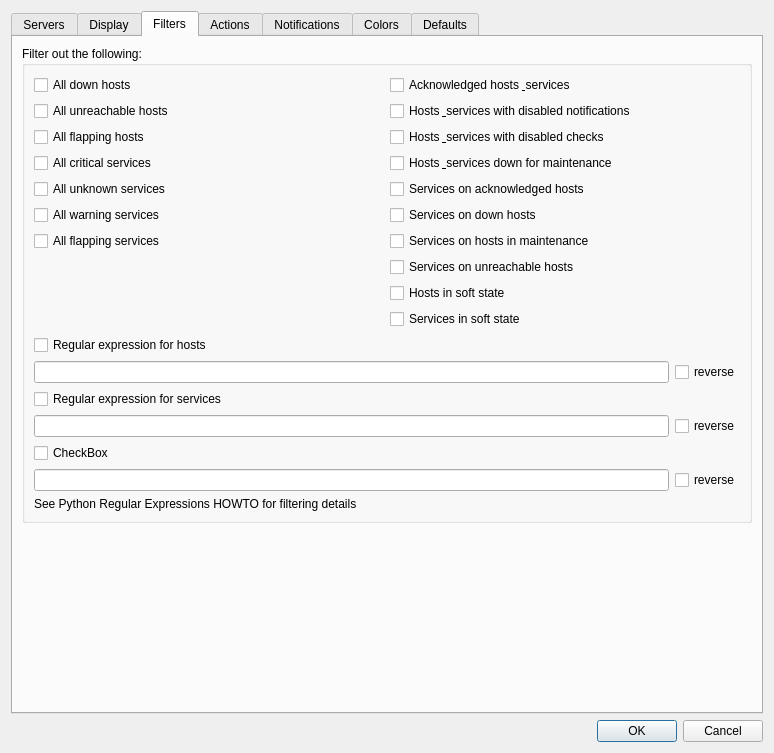
HenriWahl/Nagstamon, file Nagstamon/Nagstamon/QUI/settings_dialog.ui: the form before one commit.
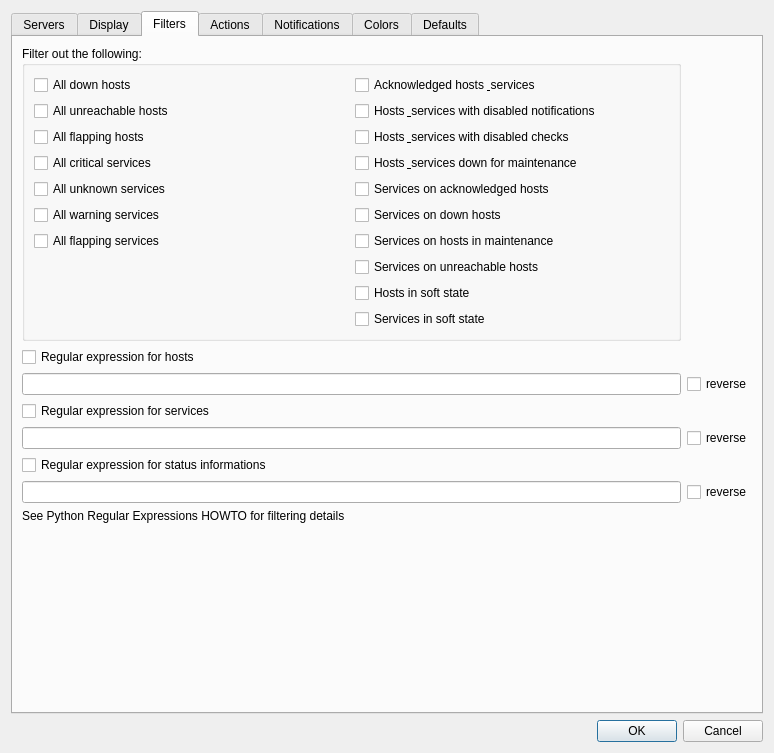
The form after the commit. The open tabs and pages were chosen to show the change.

Commit message: promising experiments with pyuic5 generated dialog

Patch:
```diff
--- a/Nagstamon/Nagstamon/QUI/settings_dialog.ui
+++ b/Nagstamon/Nagstamon/QUI/settings_dialog.ui
@@ -376,40 +376,62 @@
        <string>Filters</string>
       </attribute>
       <layout class="QGridLayout" name="gridLayout_4">
-       <item row="0" column="0">
+       <item row="8" column="0">
+        <widget class="QLabel" name="label_python_re">
+         <property name="text">
+          <string>See Python Regular Expressions HOWTO for filtering details</string>
+         </property>
+        </widget>
+       </item>
+       <item row="3" column="0">
+        <widget class="QLineEdit" name="input_lineedit_re_host_pattern"/>
+       </item>
+       <item row="7" column="0">
+        <widget class="QLineEdit" name="input_lineedit_re_status_information_pattern"/>
+       </item>
+       <item row="9" column="0">
+        <spacer name="verticalSpacer_5">
+         <property name="orientation">
+          <enum>Qt::Vertical</enum>
+         </property>
+         <property name="sizeHint" stdset="0">
+          <size>
+           <width>20</width>
+           <height>40</height>
+          </size>
+         </property>
+        </spacer>
+       </item>
+       <item row="6" column="0">
+        <widget class="QCheckBox" name="input_checkbox_re_status_information_enabled">
+         <property name="text">
+          <string>Regular expression for status informations</string>
+         </property>
+        </widget>
+       </item>
+       <item row="5" column="1">
+        <widget class="QCheckBox" name="input_checkbox_re_service_reverse">
+         <property name="text">
+          <string>reverse</string>
+         </property>
+        </widget>
+       </item>
+       <item row="5" column="0">
+        <widget class="QLineEdit" name="input_lineedit_re_service_pattern"/>
+       </item>
+       <item row="4" column="0">
+        <widget class="QCheckBox" name="input_checkbox_re_service_enabled">
+         <property name="text">
+          <string>Regular expression for services</string>
+         </property>
+        </widget>
+       </item>
+       <item row="1" column="0">
         <widget class="QGroupBox" name="groupbox_filters">
          <property name="title">
           <string>Filter out the following:</string>
          </property>
          <layout class="QGridLayout" name="gridLayout_5">
-          <item row="17" column="0">
-           <widget class="QCheckBox" name="input_checkbutton_re_status_information_enabled">
-            <property name="text">
-             <string>CheckBox</string>
-            </property>
-           </widget>
-          </item>
-          <item row="1" column="0">
-           <widget class="QCheckBox" name="input_checkbutton_filter_all_unreachable_hosts">
-            <property name="text">
-             <string>All unreachable hosts</string>
-            </property>
-           </widget>
-          </item>
-          <item row="5" column="0">
-           <widget class="QCheckBox" name="input_checkbutton_filter_all_warning_services">
-            <property name="text">
-             <string>All warning services</string>
-            </property>
-           </widget>
-          </item>
-          <item row="3" column="0">
-           <widget class="QCheckBox" name="input_checkbutton_filter_all_critical_services">
-            <property name="text">
-             <string>All critical services</string>
-            </property>
-           </widget>
-          </item>
           <item row="10" column="1">
            <widget class="QCheckBox" name="input_checkbutton_filter_services_in_soft_state">
             <property name="text">
@@ -417,45 +439,17 @@
             </property>
            </widget>
           </item>
-          <item row="3" column="1">
-           <widget class="QCheckBox" name="input_checkbutton_filter_hosts_services_maintenance">
+          <item row="1" column="0">
+           <widget class="QCheckBox" name="input_checkbox_filter_all_unreachable_hosts">
             <property name="text">
-             <string>Hosts &amp; services down for maintenance</string>
+             <string>All unreachable hosts</string>
             </property>
            </widget>
           </item>
-          <item row="4" column="0">
-           <widget class="QCheckBox" name="input_checkbutton_filter_all_unknown_services">
+          <item row="5" column="1">
+           <widget class="QCheckBox" name="input_checkbox_filter_services_on_down_hosts">
             <property name="text">
-             <string>All unknown services</string>
-            </property>
-           </widget>
-          </item>
-          <item row="2" column="0">
-           <widget class="QCheckBox" name="input_checkbutton_filter_all_flapping_hosts">
-            <property name="text">
-             <string>All flapping hosts</string>
-            </property>
-           </widget>
-          </item>
-          <item row="20" column="0">
-           <widget class="QLabel" name="label_python_re">
-            <property name="text">
-             <string>See Python Regular Expressions HOWTO for filtering details</string>
-            </property>
-           </widget>
-          </item>
-          <item row="14" column="0">
-           <widget class="QCheckBox" name="input_checkbutton_re_service_enabled">
-            <property name="text">
-             <string>Regular expression for services</string>
-            </property>
-           </widget>
-          </item>
-          <item row="9" column="1">
-           <widget class="QCheckBox" name="input_checkbutton_filter_hosts_in_soft_state">
-            <property name="text">
-             <string>Hosts in soft state</string>
+             <string>Services on down hosts</string>
             </property>
            </widget>
           </item>
@@ -466,48 +460,6 @@
             </property>
            </widget>
           </item>
-          <item row="4" column="1">
-           <widget class="QCheckBox" name="input_checkbutton_filter_services_on_acknowledged_hosts">
-            <property name="text">
-             <string>Services on acknowledged hosts</string>
-            </property>
-           </widget>
-          </item>
-          <item row="5" column="1">
-           <widget class="QCheckBox" name="input_checkbutton_filter_services_on_down_hosts">
-            <property name="text">
-             <string>Services on down hosts</string>
-            </property>
-           </widget>
-          </item>
-          <item row="6" column="1">
-           <widget class="QCheckBox" name="input_checkbutton_filter_services_on_hosts_in_maintenance">
-            <property name="text">
-             <string>Services on hosts in maintenance</string>
-            </property>
-           </widget>
-          </item>
-          <item row="12" column="0" colspan="2">
-           <layout class="QHBoxLayout" name="horizontalLayout_8">
-            <item>
-             <widget class="QLineEdit" name="input_entry_re_host_pattern"/>
-            </item>
-            <item>
-             <widget class="QCheckBox" name="input_checkbutton_re_host_reverse">
-              <property name="text">
-               <string>reverse</string>
-              </property>
-             </widget>
-            </item>
-           </layout>
-          </item>
-          <item row="1" column="1">
-           <widget class="QCheckBox" name="input_checkbutton_filter_hosts_services_disabled_notifications">
-            <property name="text">
-             <string>Hosts &amp; services with disabled notifications</string>
-            </property>
-           </widget>
-          </item>
           <item row="0" column="1">
            <widget class="QCheckBox" name="input_checkbutton_filter_acknowledged_hosts_services">
             <property name="text">
@@ -515,6 +467,27 @@
             </property>
            </widget>
           </item>
+          <item row="1" column="1">
+           <widget class="QCheckBox" name="input_checkbox_filter_hosts_services_disabled_notifications">
+            <property name="text">
+             <string>Hosts &amp; services with disabled notifications</string>
+            </property>
+           </widget>
+          </item>
+          <item row="9" column="1">
+           <widget class="QCheckBox" name="input_checkbox_filter_hosts_in_soft_state">
+            <property name="text">
+             <string>Hosts in soft state</string>
+            </property>
+           </widget>
+          </item>
+          <item row="3" column="0">
+           <widget class="QCheckBox" name="input_checkbox_filter_all_critical_services">
+            <property name="text">
+             <string>All critical services</string>
+            </property>
+           </widget>
+          </item>
           <item row="2" column="1">
            <widget class="QCheckBox" name="input_checkbutton_filter_hosts_services_disabled_checks">
             <property name="text">
@@ -522,10 +495,45 @@
             </property>
            </widget>
           </item>
-          <item row="6" column="0">
-           <widget class="QCheckBox" name="input_checkbutton_filter_all_flapping_services">
+          <item row="2" column="0">
+           <widget class="QCheckBox" name="input_checkbox_filter_all_flapping_hosts">
             <property name="text">
-             <string>All flapping services</string>
+             <string>All flapping hosts</string>
+            </property>
+           </widget>
+          </item>
+          <item row="6" column="1">
+           <widget class="QCheckBox" name="input_checkbox_filter_services_on_hosts_in_maintenance">
+            <property name="text">
+             <string>Services on hosts in maintenance</string>
+            </property>
+           </widget>
+          </item>
+          <item row="4" column="0">
+           <widget class="QCheckBox" name="input_checkbox_filter_all_unknown_services">
+            <property name="text">
+             <string>All unknown services</string>
+            </property>
+           </widget>
+          </item>
+          <item row="5" column="0">
+           <widget class="QCheckBox" name="input_checkbox_filter_all_warning_services">
+            <property name="text">
+             <string>All warning services</string>
+            </property>
+           </widget>
+          </item>
+          <item row="4" column="1">
+           <widget class="QCheckBox" name="input_checkbox_filter_services_on_acknowledged_hosts">
+            <property name="text">
+             <string>Services on acknowledged hosts</string>
+            </property>
+           </widget>
+          </item>
+          <item row="3" column="1">
+           <widget class="QCheckBox" name="input_checkbox_filter_hosts_services_maintenance">
+            <property name="text">
+             <string>Hosts &amp; services down for maintenance</string>
             </property>
            </widget>
           </item>
@@ -536,56 +544,36 @@
             </property>
            </widget>
           </item>
-          <item row="15" column="0" colspan="2">
-           <layout class="QHBoxLayout" name="horizontalLayout_9">
-            <item>
-             <widget class="QLineEdit" name="input_entry_re_service_pattern"/>
-            </item>
-            <item>
-             <widget class="QCheckBox" name="input_checkbutton_re_service_reverse">
-              <property name="text">
-               <string>reverse</string>
-              </property>
-             </widget>
-            </item>
-           </layout>
-          </item>
-          <item row="18" column="0" colspan="2">
-           <layout class="QHBoxLayout" name="horizontalLayout_10">
-            <item>
-             <widget class="QLineEdit" name="input_entry_re_status_information_pattern"/>
-            </item>
-            <item>
-             <widget class="QCheckBox" name="input_checkbutton_re_status_information_reverse">
-              <property name="text">
-               <string>reverse</string>
-              </property>
-             </widget>
-            </item>
-           </layout>
-          </item>
-          <item row="11" column="0">
-           <widget class="QCheckBox" name="input_checkbutton_re_host_enabled">
+          <item row="6" column="0">
+           <widget class="QCheckBox" name="input_checkbox_filter_all_flapping_services">
             <property name="text">
-             <string>Regular expression for hosts</string>
+             <string>All flapping services</string>
             </property>
            </widget>
           </item>
          </layout>
         </widget>
        </item>
-       <item row="1" column="0">
-        <spacer name="verticalSpacer_5">
-         <property name="orientation">
-          <enum>Qt::Vertical</enum>
+       <item row="7" column="1">
+        <widget class="QCheckBox" name="input_checkbox_re_status_information_reverse">
+         <property name="text">
+          <string>reverse</string>
          </property>
-         <property name="sizeHint" stdset="0">
-          <size>
-           <width>20</width>
-           <height>40</height>
-          </size>
+        </widget>
+       </item>
+       <item row="3" column="1">
+        <widget class="QCheckBox" name="input_checkbox_re_host_reverse">
+         <property name="text">
+          <string>reverse</string>
          </property>
-        </spacer>
+        </widget>
+       </item>
+       <item row="2" column="0">
+        <widget class="QCheckBox" name="input_checkbox_re_host_enabled">
+         <property name="text">
+          <string>Regular expression for hosts</string>
+         </property>
+        </widget>
        </item>
       </layout>
      </widget>
```
Left out of the diff: 165 changed lines with no effect on the pictures. The commit also changes 2 other files.
